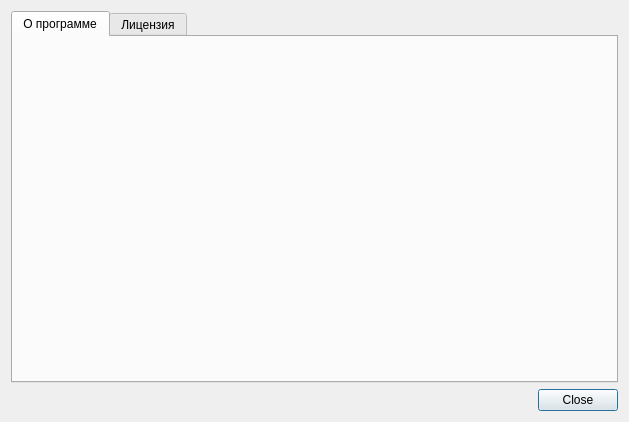
aksenoff/FormUdod, file info.ui: the form before one commit.
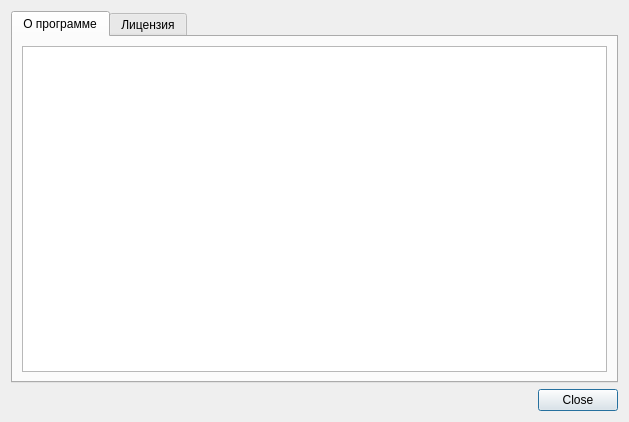
The form after the commit.

Commit message: Вывод информации о программе, получение названия организации

The edit to the form file:
```diff
--- a/info.ui
+++ b/info.ui
@@ -23,6 +23,11 @@
       <attribute name="title">
        <string>О программе</string>
       </attribute>
+      <layout class="QHBoxLayout" name="horizontalLayout">
+       <item>
+        <widget class="QTextEdit" name="programText"/>
+       </item>
+      </layout>
      </widget>
      <widget class="QWidget" name="tab2">
       <attribute name="title">
```
The commit also changes 3 other files.
